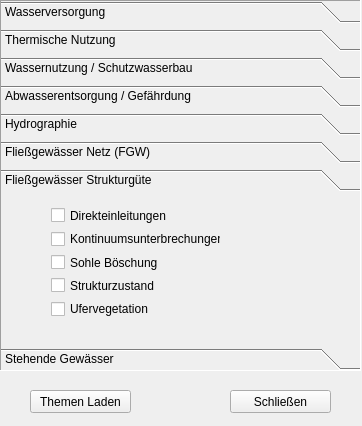
klausib/VogisMenu, file tools/gui_wasser.ui: the form before one commit.
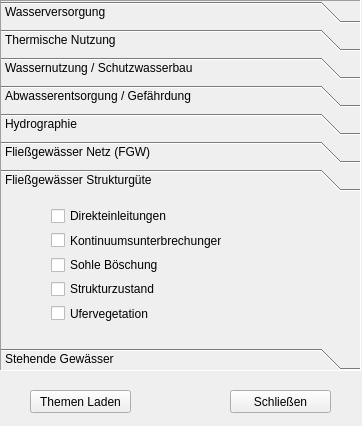
The form after the commit. The open tabs and pages were chosen to show the change.

Commit message: Update Wasser und Luftbilder

Patch:
```diff
--- a/tools/gui_wasser.ui
+++ b/tools/gui_wasser.ui
@@ -459,8 +459,8 @@
      <rect>
       <x>0</x>
       <y>0</y>
-      <width>359</width>
-      <height>153</height>
+      <width>96</width>
+      <height>26</height>
      </rect>
     </property>
     <attribute name="label">
@@ -471,8 +471,8 @@
       <rect>
        <x>50</x>
        <y>10</y>
-       <width>169</width>
-       <height>111</height>
+       <width>170</width>
+       <height>116</height>
       </rect>
      </property>
      <layout class="QFormLayout" name="formLayout">
```
Left out of the diff: 24 changed lines with no effect on the pictures. The commit also changes 7 other files.
